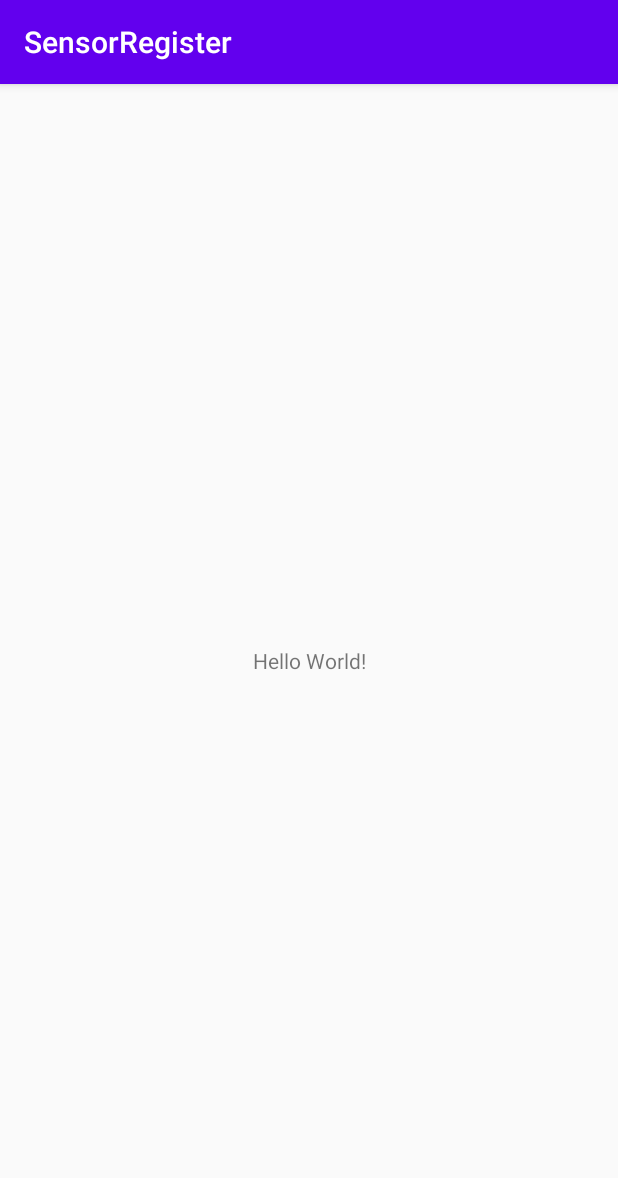
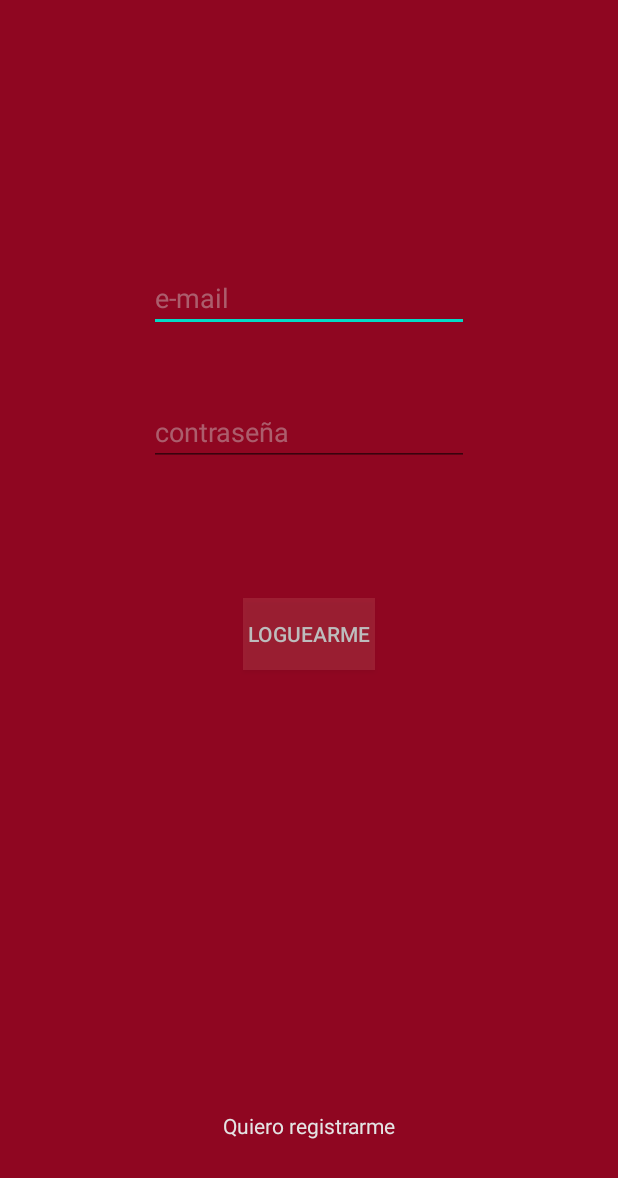
Before and after one commit to cristian-rios/sensor-visualizer, an Android app: the screen it shows after launch (MainActivity), on a phone screen of 412 x 824 dp. Shown: the top 1178 px of the screen. Run offline under Robolectric (Android 15) with nearby library versions, the phone set to English and light mode, and no system bars.

Commit message:
login view

```diff
--- a/SensorRegister/app/src/main/res/layout/activity_main.xml
+++ b/SensorRegister/app/src/main/res/layout/activity_main.xml
@@ -4,15 +4,57 @@
     xmlns:tools="http://schemas.android.com/tools"
     android:layout_width="match_parent"
     android:layout_height="match_parent"
+    android:background="#8F0621"
     tools:context=".MainActivity">
 
-    <TextView
+    <EditText
+        android:id="@+id/editTextTextEmailAddress"
         android:layout_width="wrap_content"
         android:layout_height="wrap_content"
-        android:text="Hello World!"
-        app:layout_constraintBottom_toBottomOf="parent"
-        app:layout_constraintLeft_toLeftOf="parent"
-        app:layout_constraintRight_toRightOf="parent"
+        android:layout_marginTop="176dp"
+        android:ems="10"
+        android:hint="e-mail"
+        android:inputType="textEmailAddress"
+        android:textColor="#DADADA"
+        android:textColorHint="#6DD3D3D3"
+        app:layout_constraintEnd_toEndOf="parent"
+        app:layout_constraintStart_toStartOf="parent"
         app:layout_constraintTop_toTopOf="parent" />
 
+    <EditText
+        android:id="@+id/editTextTextPassword"
+        android:layout_width="wrap_content"
+        android:layout_height="wrap_content"
+        android:layout_marginTop="44dp"
+        android:ems="10"
+        android:hint="contraseña"
+        android:inputType="textPassword"
+        android:textColorHint="#6DD3D3D3"
+        app:layout_constraintEnd_toEndOf="parent"
+        app:layout_constraintStart_toStartOf="parent"
+        app:layout_constraintTop_toBottomOf="@+id/editTextTextEmailAddress" />
+
+    <TextView
+        android:id="@+id/signUpButton"
+        android:layout_width="wrap_content"
+        android:layout_height="wrap_content"
+        android:layout_marginBottom="64dp"
+        android:text="Quiero registrarme"
+        android:textColor="#E4E4E4"
+        app:layout_constraintBottom_toBottomOf="parent"
+        app:layout_constraintEnd_toEndOf="parent"
+        app:layout_constraintStart_toStartOf="parent"
+        tools:text="Quiero registrarme" />
+
+    <Button
+        android:id="@+id/loginBttn"
+        android:layout_width="wrap_content"
+        android:layout_height="wrap_content"
+        android:layout_marginTop="88dp"
+        android:background="#43C86565"
+        android:text="loguearme"
+        android:textColor="#BDBDBD"
+        app:layout_constraintEnd_toEndOf="parent"
+        app:layout_constraintStart_toStartOf="parent"
+        app:layout_constraintTop_toBottomOf="@+id/editTextTextPassword" />
 </androidx.constraintlayout.widget.ConstraintLayout>
--- a/SensorRegister/app/src/main/res/values/styles.xml
+++ b/SensorRegister/app/src/main/res/values/styles.xml
@@ -1,6 +1,6 @@
 <resources>
     <!-- Base application theme. -->
-    <style name="AppTheme" parent="Theme.AppCompat.Light.DarkActionBar">
+    <style name="AppTheme" parent="Theme.AppCompat.Light.NoActionBar">
         <!-- Customize your theme here. -->
         <item name="colorPrimary">@color/colorPrimary</item>
         <item name="colorPrimaryDark">@color/colorPrimaryDark</item>
```
